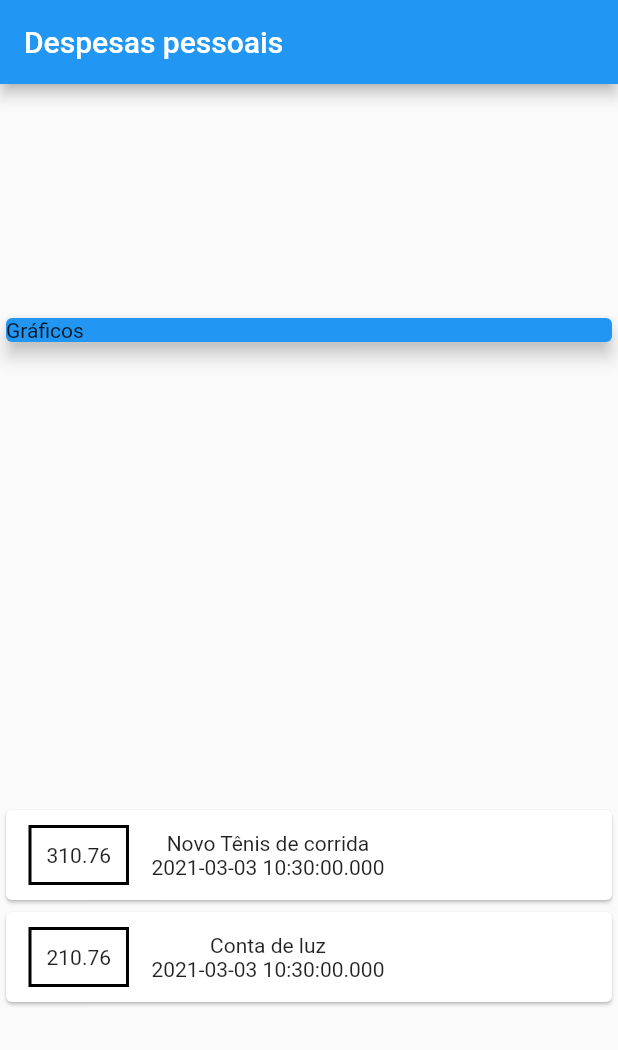
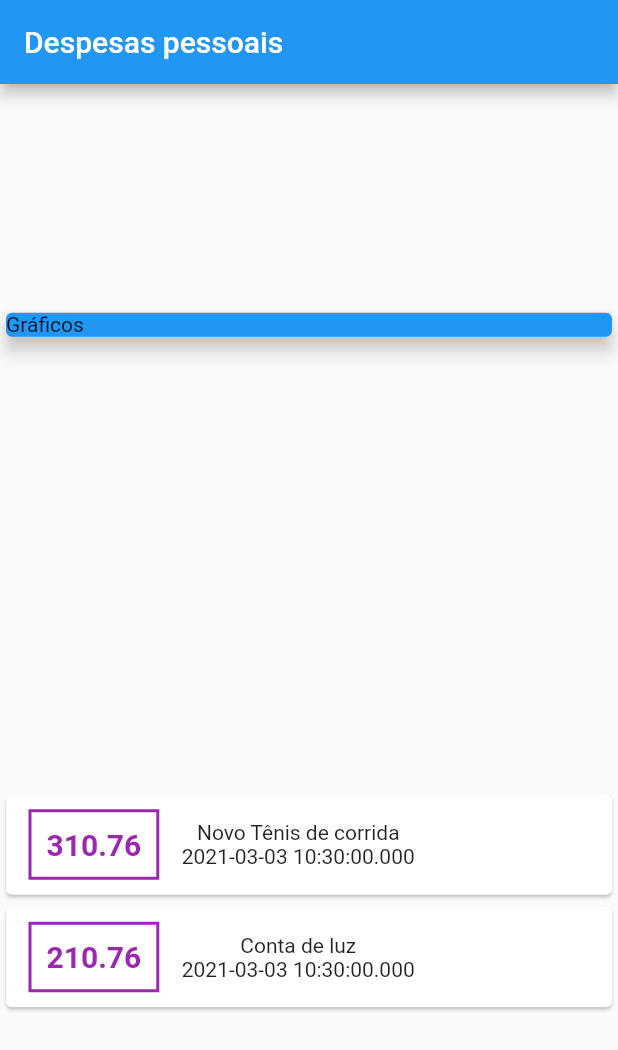
Before and after one commit to Carolinejg/flutter, a Flutter app: the screen it shows after launch, on a phone screen of 412 x 824 dp. Shown: the top 1050 px of the screen. Run offline on Flutter 3.47's test engine with Material 2 defaults, Android fonts, the phone set to English and light mode, and no system bars.

Commit message:
Aplicando estilos no texto

```diff
--- a/expenses/lib/main.dart
+++ b/expenses/lib/main.dart
@@ -58,13 +58,18 @@ class MyHomePage extends StatelessWidget {
                       ),
                       decoration: BoxDecoration(
                         border: Border.all(
-                          color: Colors.black,
-                          width: 2,
+                        color: Colors.purple,
+                        width: 2,
                         )
                       ),
                       padding: EdgeInsets.all(10),
-                      child: Text(
-                        tr.value.toString()//pegando o valor e passando para o Text como string
+                        child: Text(
+                        tr.value.toString(),//pegando o valor e passando para o Text como string
+                        style: TextStyle(
+                          fontWeight: FontWeight.bold,
+                          fontSize: 20,
+                          color: Colors.purple,
+                        ),
                       ),
                     ),
                     Column(
```
